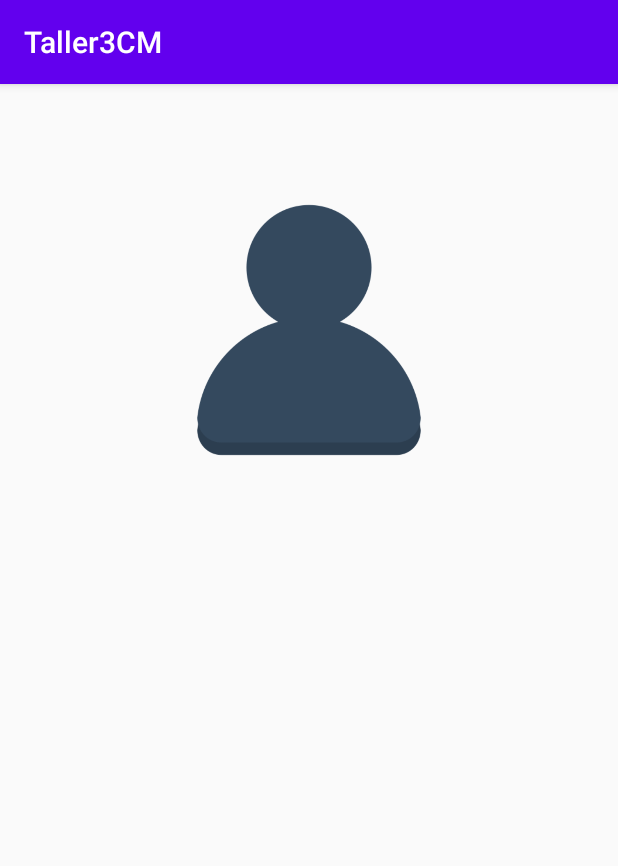
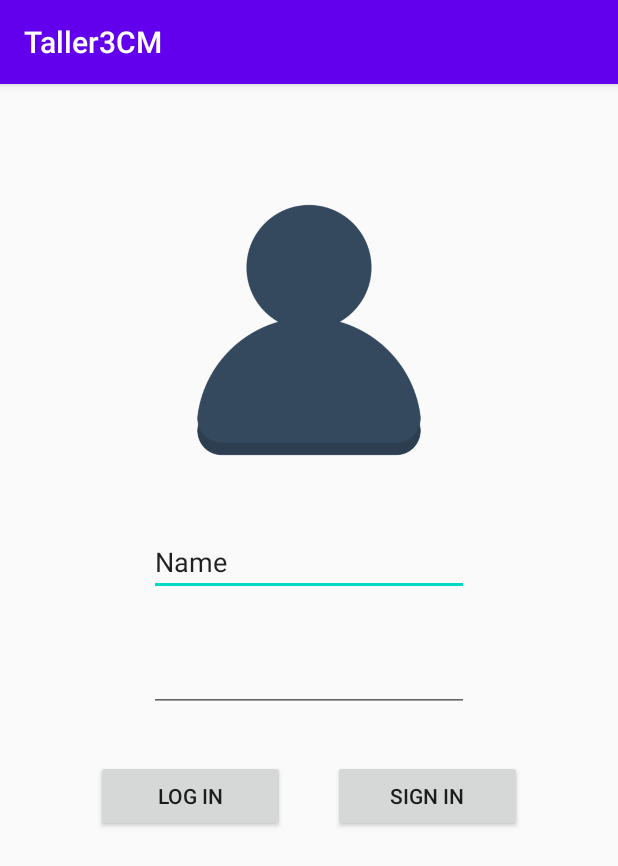
Before and after one commit to LauraMarianaJimenezJimenez/Taller3CM, an Android app: the screen it shows after launch (MainActivity), on a phone screen of 412 x 824 dp. Shown: the top 866 px of the screen. Run offline under Robolectric (Android 15) with nearby library versions, the phone set to English and light mode, and no system bars.

Commit message:
Created Layout Main

```diff
--- a/Taller3CM/app/src/main/res/layout/activity_main.xml
+++ b/Taller3CM/app/src/main/res/layout/activity_main.xml
@@ -16,4 +16,51 @@
         app:layout_constraintTop_toTopOf="parent"
         app:srcCompat="@drawable/icon_user" />
 
+    <EditText
+        android:id="@+id/edtUser"
+        android:layout_width="wrap_content"
+        android:layout_height="wrap_content"
+        android:layout_marginTop="32dp"
+        android:ems="10"
+        android:inputType="textPersonName"
+        android:text="Name"
+        app:layout_constraintEnd_toEndOf="parent"
+        app:layout_constraintStart_toStartOf="parent"
+        app:layout_constraintTop_toBottomOf="@+id/imageView" />
+
+    <EditText
+        android:id="@+id/edtPassword"
+        android:layout_width="wrap_content"
+        android:layout_height="wrap_content"
+        android:layout_marginTop="32dp"
+        android:ems="10"
+        android:inputType="textPassword"
+        app:layout_constraintEnd_toEndOf="parent"
+        app:layout_constraintStart_toStartOf="parent"
+        app:layout_constraintTop_toBottomOf="@+id/edtUser" />
+
+    <Button
+        android:id="@+id/btnSignin"
+        android:layout_width="0dp"
+        android:layout_height="wrap_content"
+        android:layout_marginStart="16dp"
+        android:layout_marginTop="32dp"
+        android:layout_marginEnd="64dp"
+        android:text="Sign In"
+        app:layout_constraintEnd_toEndOf="parent"
+        app:layout_constraintStart_toEndOf="@+id/btnLogin"
+        app:layout_constraintTop_toBottomOf="@+id/edtPassword" />
+
+    <Button
+        android:id="@+id/btnLogin"
+        android:layout_width="0dp"
+        android:layout_height="wrap_content"
+        android:layout_marginStart="64dp"
+        android:layout_marginTop="32dp"
+        android:layout_marginEnd="16dp"
+        android:text="Log In"
+        app:layout_constraintEnd_toStartOf="@+id/btnSignin"
+        app:layout_constraintStart_toStartOf="parent"
+        app:layout_constraintTop_toBottomOf="@+id/edtPassword" />
+
 </androidx.constraintlayout.widget.ConstraintLayout>
```
